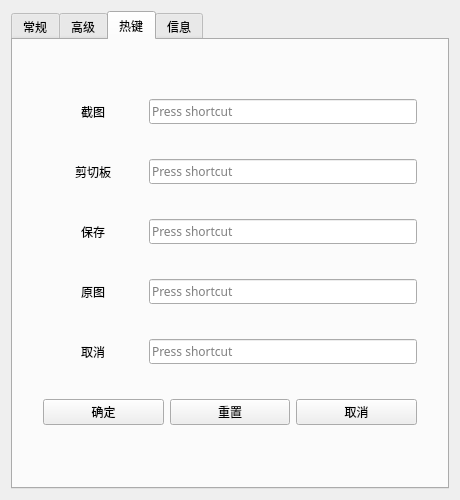
InkosiZhong/Space, file ui/settingsform.ui: the form before one commit.
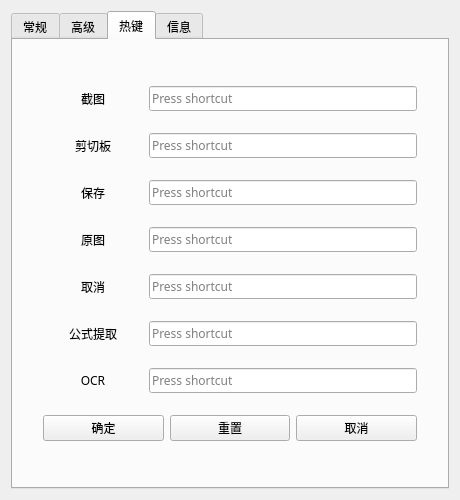
The form after the commit. The open tabs and pages were chosen to show the change. Icons and pictures are not drawn. Custom widgets are drawn as their Qt base class.

```diff
--- a/ui/settingsform.ui
+++ b/ui/settingsform.ui
@@ -466,7 +466,7 @@
       <attribute name="title">
        <string>热键</string>
       </attribute>
-      <layout class="QVBoxLayout" name="verticalLayout_3" stretch="1,1,1,1,1,0">
+      <layout class="QVBoxLayout" name="verticalLayout_3" stretch="1,1,1,1,1,1,1,0">
        <property name="leftMargin">
         <number>30</number>
        </property>
@@ -594,6 +594,52 @@
          </item>
         </layout>
        </item>
+       <item>
+        <layout class="QHBoxLayout" name="horizontalLayout_12">
+         <item>
+          <widget class="QLabel" name="label_10">
+           <property name="minimumSize">
+            <size>
+             <width>100</width>
+             <height>0</height>
+            </size>
+           </property>
+           <property name="text">
+            <string>公式提取</string>
+           </property>
+           <property name="alignment">
+            <set>Qt::AlignCenter</set>
+           </property>
+          </widget>
+         </item>
+         <item>
+          <widget class="SingleKeySequenceEdit" name="latex_edit"/>
+         </item>
+        </layout>
+       </item>
+       <item>
+        <layout class="QHBoxLayout" name="horizontalLayout_21">
+         <item>
+          <widget class="QLabel" name="label_15">
+           <property name="minimumSize">
+            <size>
+             <width>100</width>
+             <height>0</height>
+            </size>
+           </property>
+           <property name="text">
+            <string>OCR</string>
+           </property>
+           <property name="alignment">
+            <set>Qt::AlignCenter</set>
+           </property>
+          </widget>
+         </item>
+         <item>
+          <widget class="SingleKeySequenceEdit" name="ocr_edit"/>
+         </item>
+        </layout>
+       </item>
        <item>
         <layout class="QHBoxLayout" name="horizontalLayout_7">
          <item>
```
Left out of the diff: 2 changed lines with no effect on the pictures.
